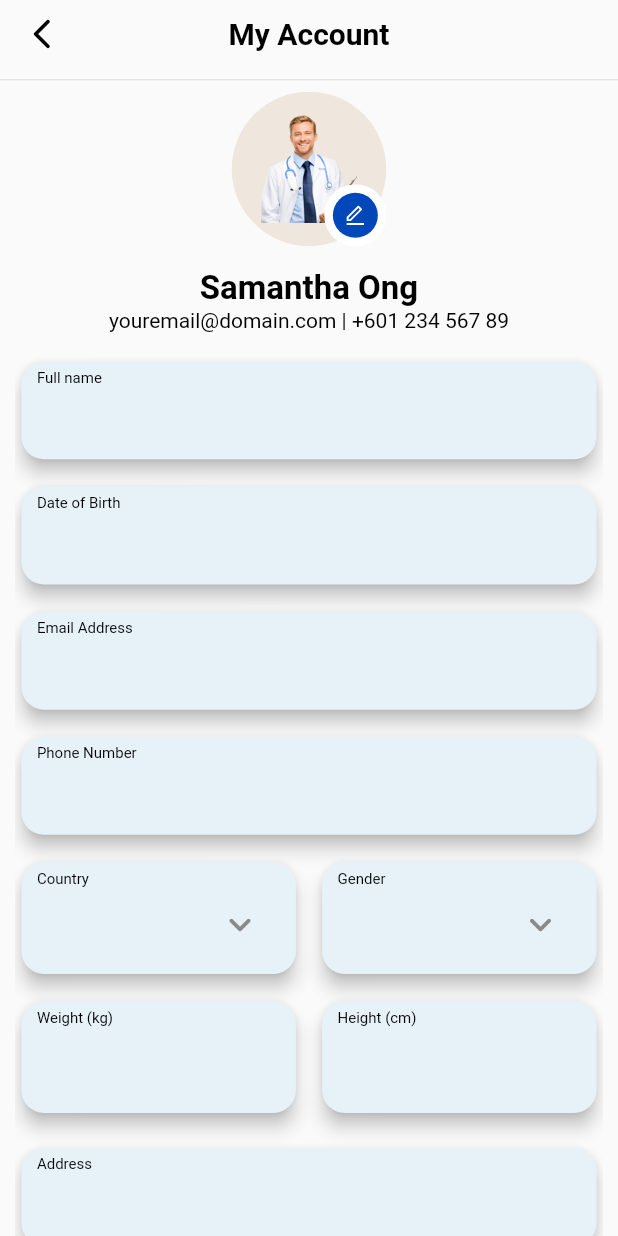
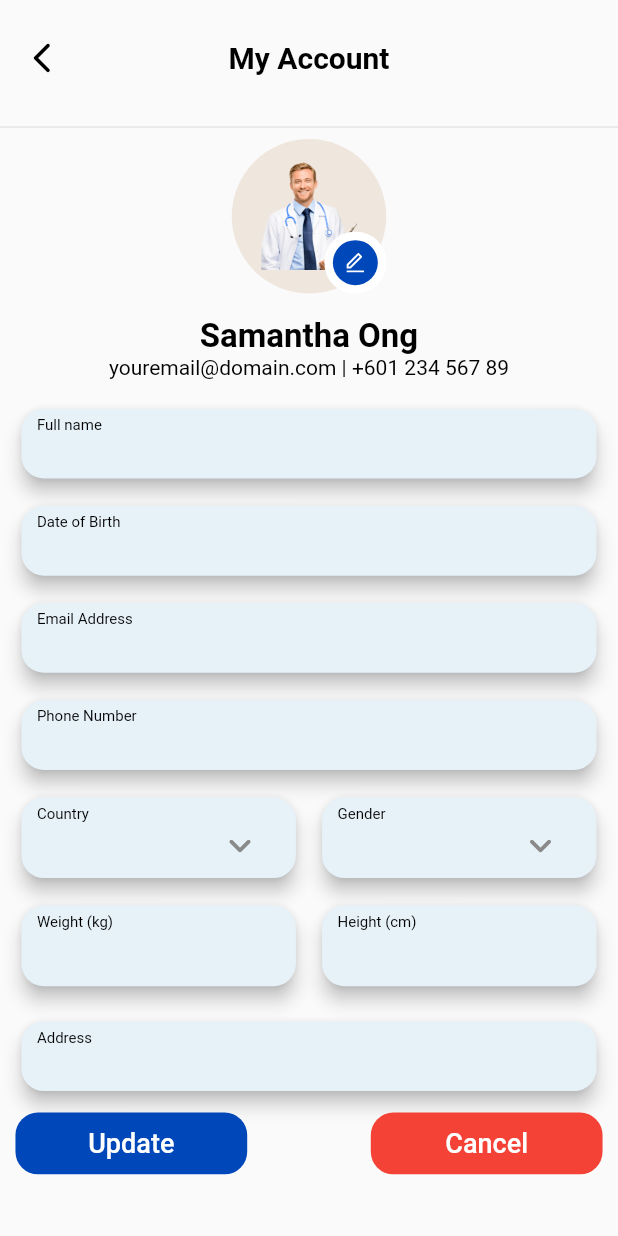
Before and after one commit to Dev-GauravKumar/DietApp, a Flutter app: the MyAccountScreen screen opened by its route, on a phone screen of 412 x 824 dp. Run offline on Flutter 3.47's test engine with Material 2 defaults, Android fonts, the phone set to English and light mode, and no system bars; our stand-ins replace carousel_slider, fl_chart, flutter_rating_bar, flutter_screenutil, flutter_svg, percent_indicator and 1 more; missing offline and left inert: rulers; network calls fail.

Commit message:
16 bugs fix

```diff
--- a/lib/screens/auth_screens/forgot_password_page.dart
+++ b/lib/screens/auth_screens/forgot_password_page.dart
@@ -29,7 +29,9 @@ class _ForgotPasswordPageState extends State<ForgotPasswordPage> {
             child: Align(
               alignment: Alignment.topLeft,
               child: IconButton(
-                  onPressed: () {},
+                  onPressed: () {
+                    Navigator.pop(context);
+                  },
                   icon: const Icon(
                     Icons.arrow_back_rounded,
                     color: Colors.white,
--- a/lib/screens/auth_screens/login_page.dart
+++ b/lib/screens/auth_screens/login_page.dart
@@ -189,7 +189,7 @@ class _LoginPageState extends State<LoginPage> {
                               mainAxisAlignment: MainAxisAlignment.center,
                               children: [
                                 Text(
-                                  'Don’t have an account?',
+                                  'Don’t have an account? ',
                                   style: AppTextStyles.s14w500cloginFieldValue
                                       .copyWith(
                                           fontSize: 13,
--- a/lib/screens/home_screen.dart
+++ b/lib/screens/home_screen.dart
@@ -134,7 +134,7 @@ class _HomeScreenState extends State<HomeScreen> {
                   crossAxisCount: 3,
                   mainAxisSpacing: 10,
                   crossAxisSpacing: 10,
-                  childAspectRatio: 2 / 3),
+                  childAspectRatio: 0.8),
               itemBuilder: (context, index) {
                 return GestureDetector(
                   onTap: () {
--- a/lib/screens/notification_screen.dart
+++ b/lib/screens/notification_screen.dart
@@ -29,7 +29,8 @@ class _NotificationScreenState extends State<NotificationScreen> {
   Widget build(BuildContext context) {
     return Scaffold(
       body: ListView.separated(
-        padding: EdgeInsets.symmetric(horizontal: 30.sp),
+        physics: const BouncingScrollPhysics(),
+        padding: EdgeInsets.symmetric(horizontal: 30.sp, vertical: 20.sp),
         itemCount: titles.length,
         itemBuilder: (BuildContext context, int index) {
           return ListTile(
--- a/lib/screens/schedule_screens/history_view.dart
+++ b/lib/screens/schedule_screens/history_view.dart
@@ -13,6 +13,7 @@ class HistoryView extends StatelessWidget {
     return Padding(
       padding: EdgeInsets.symmetric(horizontal: _size.height * 0.025),
       child: ListView.separated(
+        padding: const EdgeInsets.symmetric(vertical: 0),
         physics: const BouncingScrollPhysics(),
         itemCount: 2,
         itemBuilder: ((context, index) {
--- a/lib/screens/schedule_screens/scheduled_view.dart
+++ b/lib/screens/schedule_screens/scheduled_view.dart
@@ -17,6 +17,7 @@ class ScheduledView extends StatelessWidget {
               date: 'Dec 20, 2022', completedSession: 1, totalSession: 4),
           Expanded(
             child: ListView.separated(
+              padding: EdgeInsets.symmetric(vertical: 15.sp),
               physics: const BouncingScrollPhysics(),
               itemCount: 2,
               itemBuilder: ((context, index) {
--- a/lib/screens/settings_screens/dietitian.dart
+++ b/lib/screens/settings_screens/dietitian.dart
@@ -1,5 +1,4 @@
 import 'package:diet_app/constants/color_consts.dart';
-import 'package:diet_app/constants/image_consts.dart';
 import 'package:diet_app/constants/text_style_consts.dart';
 import 'package:diet_app/widgets/common_widgets.dart';
 import 'package:flutter/material.dart';
@@ -12,6 +11,8 @@ class DietitianBio extends StatelessWidget {
   Widget build(BuildContext context) {
     final _size = MediaQuery.of(context).size;
     return Scaffold(
+      extendBody: true,
+      resizeToAvoidBottomInset: true,
       appBar: simpleAppBar(context, title: 'Dietitian Biodata'),
       body: SizedBox(
         height: _size.height * 0.56,
@@ -79,6 +80,7 @@ class DietitianBio extends StatelessWidget {
                           child: Text(
                             'Book Appointment',
                             style: AppTextStyles.s16w500black.copyWith(
+                                fontSize: 16.sp,
                                 color: AppColors.loginFieldValueColor),
                           ),
                         ),
@@ -98,6 +100,7 @@ class DietitianBio extends StatelessWidget {
                           child: Text(
                             'Message',
                             style: AppTextStyles.s16w500black.copyWith(
+                                fontSize: 16.sp,
                                 color: AppColors.loginFieldValueColor),
                           ),
                         ),
--- a/lib/screens/settings_screens/my_account_screen.dart
+++ b/lib/screens/settings_screens/my_account_screen.dart
@@ -21,7 +21,7 @@ class _MyAccountScreenState extends State<MyAccountScreen> {
   @override
   Widget build(BuildContext context) {
     return Scaffold(
-      resizeToAvoidBottomInset: false,
+      resizeToAvoidBottomInset: true,
       appBar: simpleAppBar(context, title: 'My Account'),
       body: SizedBox.expand(
         child: Padding(
@@ -81,8 +81,8 @@ class _MyAccountScreenState extends State<MyAccountScreen> {
                   color: AppColors.searchBoxBgColor,
                   elevation: 5,
                   child: Padding(
-                    padding:
-                        EdgeInsets.only(left: 10.sp, right: 10.sp, top: 5.sp),
+                    padding: EdgeInsets.only(
+                        left: 10.sp, right: 10.sp, top: 5.sp, bottom: 10.sp),
                     child: Column(
                       crossAxisAlignment: CrossAxisAlignment.start,
                       children: const [
@@ -93,6 +93,7 @@ class _MyAccountScreenState extends State<MyAccountScreen> {
                         TextField(
                           expands: false,
                           decoration: InputDecoration(
+                            isCollapsed: true,
                             contentPadding: EdgeInsets.zero,
                             border:
                                 OutlineInputBorder(borderSide: BorderSide.none),
@@ -109,8 +110,8 @@ class _MyAccountScreenState extends State<MyAccountScreen> {
                   color: AppColors.searchBoxBgColor,
                   elevation: 5,
                   child: Padding(
-                    padding:
-                        EdgeInsets.only(left: 10.sp, right: 10.sp, top: 5.sp),
+                    padding: EdgeInsets.only(
+                        left: 10.sp, right: 10.sp, top: 5.sp, bottom: 10.sp),
                     child: Column(
                       crossAxisAlignment: CrossAxisAlignment.start,
                       children: const [
@@ -121,6 +122,7 @@ class _MyAccountScreenState extends State<MyAccountScreen> {
                         TextField(
                           expands: false,
                           decoration: InputDecoration(
+                            isCollapsed: true,
                             contentPadding: EdgeInsets.zero,
                             border:
                                 OutlineInputBorder(borderSide: BorderSide.none),
@@ -137,8 +139,8 @@ class _MyAccountScreenState extends State<MyAccountScreen> {
                   color: AppColors.searchBoxBgColor,
                   elevation: 5,
                   child: Padding(
-                    padding:
-                        EdgeInsets.only(left: 10.sp, right: 10.sp, top: 5.sp),
+                    padding: EdgeInsets.only(
+                        left: 10.sp, right: 10.sp, top: 5.sp, bottom: 10.sp),
                     child: Column(
                       crossAxisAlignment: CrossAxisAlignment.start,
                       children: const [
@@ -149,6 +151,7 @@ class _MyAccountScreenState extends State<MyAccountScreen> {
                         TextField(
                           expands: false,
                           decoration: InputDecoration(
+                            isCollapsed: true,
                             contentPadding: EdgeInsets.zero,
                             border:
                                 OutlineInputBorder(borderSide: BorderSide.none),
@@ -165,8 +168,8 @@ class _MyAccountScreenState extends State<MyAccountScreen> {
                   color: AppColors.searchBoxBgColor,
                   elevation: 5,
                   child: Padding(
-                    padding:
-                        EdgeInsets.only(left: 10.sp, right: 10.sp, top: 5.sp),
+                    padding: EdgeInsets.only(
+                        left: 10.sp, right: 10.sp, top: 5.sp, bottom: 10.sp),
                     child: Column(
                       crossAxisAlignment: CrossAxisAlignment.start,
                       children: const [
@@ -177,6 +180,7 @@ class _MyAccountScreenState extends State<MyAccountScreen> {
                         TextField(
                           expands: false,
                           decoration: InputDecoration(
+                            isCollapsed: true,
                             contentPadding: EdgeInsets.zero,
                             border:
                                 OutlineInputBorder(borderSide: BorderSide.none),
@@ -191,7 +195,7 @@ class _MyAccountScreenState extends State<MyAccountScreen> {
                   mainAxisAlignment: MainAxisAlignment.spaceBetween,
                   children: [
                     SizedBox(
-                      height: 80.sp,
+                      height: 60.sp,
                       width: 180.sp.sp,
                       child: Card(
                         shape: RoundedRectangleBorder(
@@ -227,6 +231,7 @@ class _MyAccountScreenState extends State<MyAccountScreen> {
                                   color: AppColors.darkGreyColor,
                                 ),
                                 decoration: const InputDecoration(
+                                  isCollapsed: true,
                                   contentPadding: EdgeInsets.zero,
                                   border: OutlineInputBorder(
                                       borderSide: BorderSide.none),
@@ -238,7 +243,7 @@ class _MyAccountScreenState extends State<MyAccountScreen> {
                       ),
                     ),
                     SizedBox(
-                      height: 80.sp,
+                      height: 60.sp,
                       width: 180.sp.sp,
                       child: Card(
                         shape: RoundedRectangleBorder(
@@ -274,6 +279,7 @@ class _MyAccountScreenState extends State<MyAccountScreen> {
                                   color: AppColors.darkGreyColor,
                                 ),
                                 decoration: const InputDecoration(
+                                  isCollapsed: true,
                                   contentPadding: EdgeInsets.zero,
                                   border: OutlineInputBorder(
                                       borderSide: BorderSide.none),
@@ -291,7 +297,7 @@ class _MyAccountScreenState extends State<MyAccountScreen> {
                   mainAxisAlignment: MainAxisAlignment.spaceBetween,
                   children: [
                     SizedBox(
-                      height: 80.sp,
+                      height: 60.sp,
                       width: 180.sp.sp,
                       child: Card(
                         shape: RoundedRectangleBorder(
@@ -311,6 +317,7 @@ class _MyAccountScreenState extends State<MyAccountScreen> {
                               TextField(
                                 expands: false,
                                 decoration: InputDecoration(
+                                  isCollapsed: true,
                                   contentPadding: EdgeInsets.zero,
                                   border: OutlineInputBorder(
                                       borderSide: BorderSide.none),
@@ -322,7 +329,7 @@ class _MyAccountScreenState extends State<MyAccountScreen> {
                       ),
                     ),
                     SizedBox(
-                      height: 80.sp,
+                      height: 60.sp,
                       width: 180.sp.sp,
                       child: Card(
                         shape: RoundedRectangleBorder(
@@ -342,6 +349,7 @@ class _MyAccountScreenState extends State<MyAccountScreen> {
                               TextField(
                                 expands: false,
                                 decoration: InputDecoration(
+                                  isCollapsed: true,
                                   contentPadding: EdgeInsets.zero,
                                   border: OutlineInputBorder(
                                       borderSide: BorderSide.none),
@@ -361,8 +369,8 @@ class _MyAccountScreenState extends State<MyAccountScreen> {
                   color: AppColors.searchBoxBgColor,
                   elevation: 5,
                   child: Padding(
-                    padding:
-                        EdgeInsets.only(left: 10.sp, right: 10.sp, top: 5.sp),
+                    padding: EdgeInsets.only(
+                        left: 10.sp, right: 10.sp, top: 5.sp, bottom: 10.sp),
                     child: Column(
                       crossAxisAlignment: CrossAxisAlignment.start,
                       children: const [
@@ -373,6 +381,7 @@ class _MyAccountScreenState extends State<MyAccountScreen> {
                         TextField(
                           expands: false,
                           decoration: InputDecoration(
+                            isCollapsed: true,
                             contentPadding: EdgeInsets.zero,
                             border:
                                 OutlineInputBorder(borderSide: BorderSide.none),
--- a/lib/screens/tracker_screen.dart
+++ b/lib/screens/tracker_screen.dart
@@ -47,6 +47,7 @@ class _TrackerScreenState extends State<TrackerScreen> {
           child: SizedBox(
             height: _size.height * 0.2,
             child: ListView.builder(
+                physics: const BouncingScrollPhysics(),
                 scrollDirection: Axis.horizontal,
                 itemCount: cardColors.length,
                 itemBuilder: ((context, index) {
--- a/lib/widgets/common_widgets.dart
+++ b/lib/widgets/common_widgets.dart
@@ -359,9 +359,14 @@ class MessageTile extends StatelessWidget {
   }
 }
 
-AppBar simpleAppBar(BuildContext context, {required String title}) {
+PreferredSizeWidget simpleAppBar(BuildContext context,
+    {required String title}) {
   final size = MediaQuery.of(context).size;
-  return AppBar(
+  return PreferredSize(
+    preferredSize: Size.fromHeight(90.sp),
+    child: AppBar(
+      automaticallyImplyLeading: false,
+      toolbarHeight: 150.sp,
       elevation: 0,
       backgroundColor: Theme.of(context).scaffoldBackgroundColor,
       leading: IconButton(
@@ -382,6 +387,7 @@ AppBar simpleAppBar(BuildContext context, {required String title}) {
       centerTitle: true,
       bottom: PreferredSize(
           preferredSize: Size(size.width, 5.sp), child: const Divider()),
+    ),
   );
 }
 
@@ -1046,11 +1052,15 @@ class BlueProgressCard extends StatelessWidget {
                     Stack(
                       alignment: Alignment.center,
                       children: [
-                        CircularProgressIndicator(
+                        SizedBox(
+                          height: 49.sp,
+                          width: 49.sp,
+                          child: CircularProgressIndicator(
                             value: progressValue / 100,
-                          valueColor:
-                              AlwaysStoppedAnimation<Color>(progressValueColor),
+                            valueColor: AlwaysStoppedAnimation<Color>(
+                                progressValueColor),
                             backgroundColor: progressBgColor.withOpacity(0.3),
+                          ),
                         ),
                         Text(
                           '${progressValue.toInt()}%',
@@ -1059,7 +1069,7 @@ class BlueProgressCard extends StatelessWidget {
                         ),
                       ],
                     ),
-                    HorizontalSizedBox(width: 15.sp),
+                    HorizontalSizedBox(width: 10.sp),
                     Column(
                       mainAxisAlignment: MainAxisAlignment.center,
                       crossAxisAlignment: CrossAxisAlignment.start,
```
Also changed, not shown: lib/screens/auth_screens/signup_page.dart (+14 -8 lines), lib/screens/home_page.dart (+19 -8 lines). Lines whose indentation alone changed are shown as unchanged.
